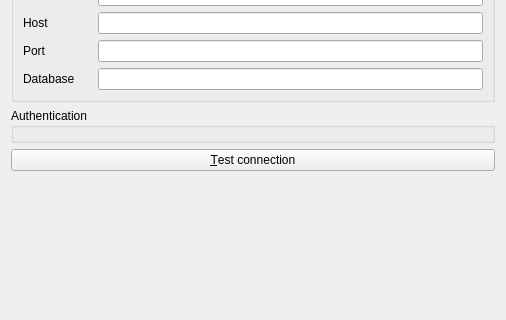
The window that src/ui/qgsdb2newconnectionbase.ui (qgis/QGIS) describes before a commit, drawn with Qt 5; both pictures show x 0 to 506 and y 118 to 438 of the 506 by 583 pixel window.
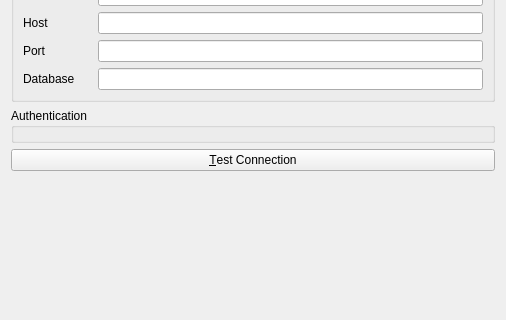
The same window after the commit. Custom widgets are drawn as their Qt base class.

The edit to the form file:
```diff
--- a/src/ui/qgsdb2newconnectionbase.ui
+++ b/src/ui/qgsdb2newconnectionbase.ui
@@ -114,7 +114,7 @@
    <item>
     <widget class="QPushButton" name="btnConnect">
      <property name="text">
-      <string>&amp;Test connection</string>
+      <string>&amp;Test Connection</string>
      </property>
     </widget>
    </item>
```
